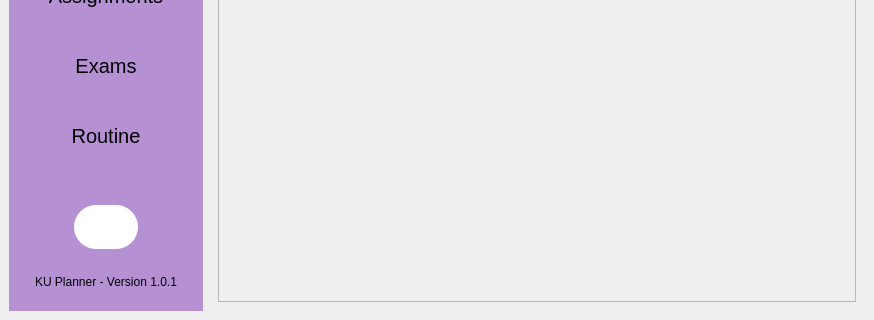
Qt form mainwindow.ui (aveens13/KU-Planner) before a commit; both pictures show x 0 to 874 and y 270 to 590 of the 874 by 590 pixel window.
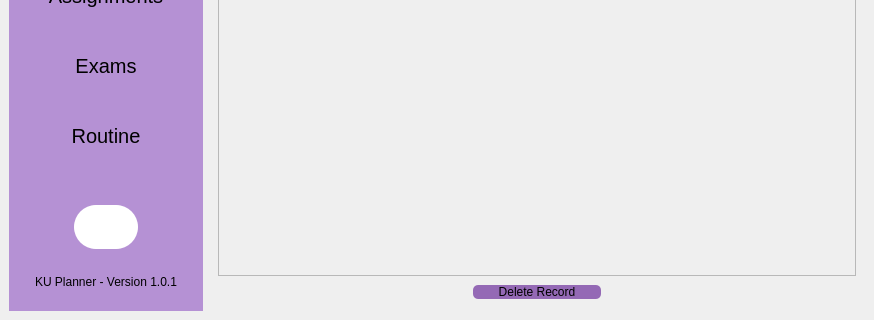
The same form after that commit. The open tabs and pages were chosen to show the change. Icons and pictures are not drawn.

```diff
--- a/mainwindow.ui
+++ b/mainwindow.ui
@@ -1243,7 +1243,7 @@
              </layout>
             </item>
             <item>
-             <layout class="QVBoxLayout" name="verticalLayout_18">
+             <layout class="QVBoxLayout" name="verticalLayout_18" stretch="10,1">
               <item>
                <widget class="QScrollArea" name="scrollArea_2">
                 <property name="styleSheet">
@@ -1295,12 +1295,55 @@
                    <x>0</x>
                    <y>0</y>
                    <width>607</width>
-                   <height>480</height>
+                   <height>430</height>
                   </rect>
                  </property>
                 </widget>
                </widget>
               </item>
+              <item>
+               <layout class="QHBoxLayout" name="horizontalLayout_28" stretch="2,1,2">
+                <item>
+                 <spacer name="horizontalSpacer_15">
+                  <property name="orientation">
+                   <enum>Qt::Horizontal</enum>
+                  </property>
+                  <property name="sizeHint" stdset="0">
+                   <size>
+                    <width>40</width>
+                    <height>20</height>
+                   </size>
+                  </property>
+                 </spacer>
+                </item>
+                <item>
+                 <widget class="QPushButton" name="pushButton_2">
+                  <property name="cursor">
+                   <cursorShape>PointingHandCursor</cursorShape>
+                  </property>
+                  <property name="styleSheet">
+                   <string notr="true">border-radius:5px;</string>
+                  </property>
+                  <property name="text">
+                   <string>Delete Record</string>
+                  </property>
+                 </widget>
+                </item>
+                <item>
+                 <spacer name="horizontalSpacer_16">
+                  <property name="orientation">
+                   <enum>Qt::Horizontal</enum>
+                  </property>
+                  <property name="sizeHint" stdset="0">
+                   <size>
+                    <width>40</width>
+                    <height>20</height>
+                   </size>
+                  </property>
+                 </spacer>
+                </item>
+               </layout>
+              </item>
              </layout>
             </item>
            </layout>
```
Left out of the diff: 10 changed lines with no effect on the pictures.
